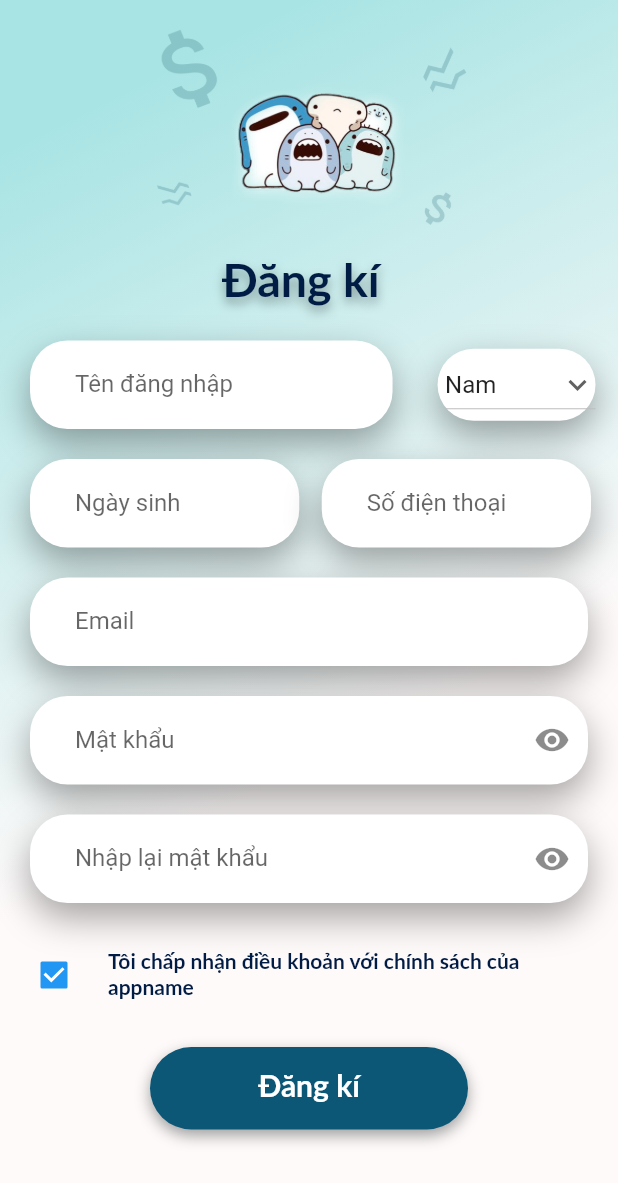
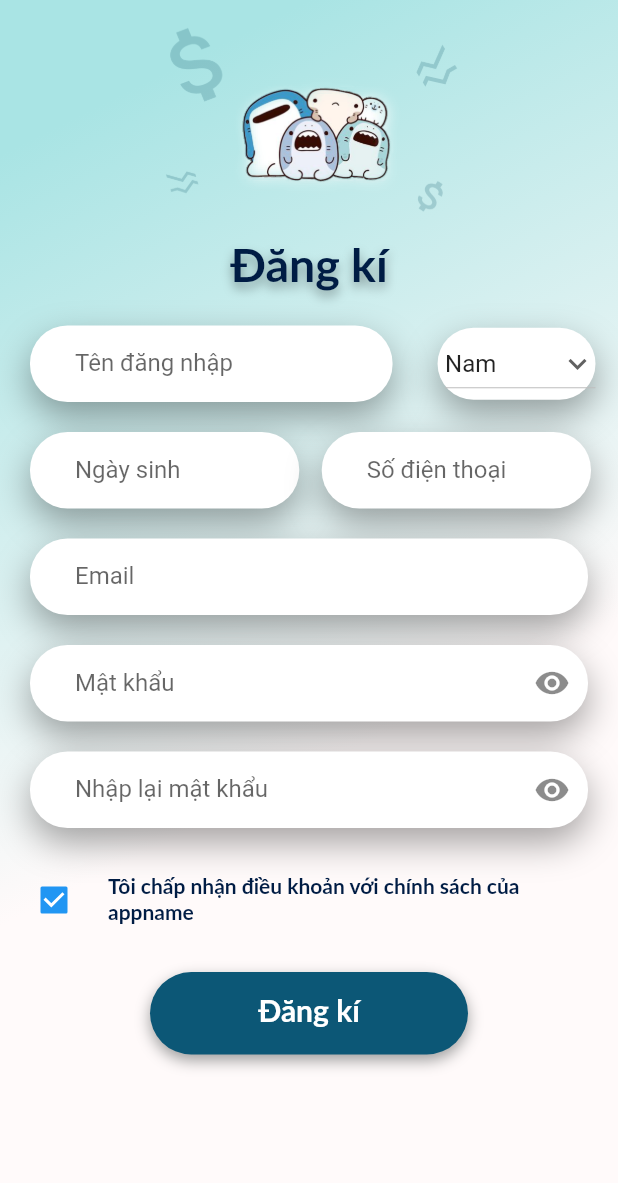
Before and after one commit to K15HKII/BookstoreFlutter, a Flutter app: the ForgotPass screen opened directly, after a tap on "Đăng kí", on a phone screen of 412 x 824 dp. Shown: the top 1183 px of the screen. Run offline on Flutter 3.47's test engine with Material 2 defaults, Android fonts, the phone set to English and light mode, and no system bars.

Commit message:
Upload project

```diff
--- a/lib/ForgotPassPage.dart
+++ b/lib/ForgotPassPage.dart
@@ -140,21 +140,16 @@ class _ForgotPassState extends State<ForgotPass> {
               ],
             ),
           ),
-          Center(
-
-            child:(
-                Image.asset(
-                  'assest/background_image.png', width: 500.0, height: 240.0,
-                )
-            )
-
-
-
-
-
-
-
-          )
+          Container(
+            padding: EdgeInsets.only(left: 25.64, right: 8, top: 32),
+            height: 212,
+            decoration: BoxDecoration(
+              image: DecorationImage(
+                image: AssetImage('assest/background_image.png'),
+                fit: BoxFit.fitHeight,
+              ),
+            ),
+          ),
         ],
 
       )
--- a/lib/RegisterPage.dart
+++ b/lib/RegisterPage.dart
@@ -26,16 +26,31 @@ class _RegistedpageState extends State<Registedpage2> {
                 begin: Alignment.topCenter,
                 colors: [Color(0xffA9E4E4), Color(0xffFFFAFA)])),
         child: Column(
-            crossAxisAlignment: CrossAxisAlignment.start,
-            mainAxisSize: MainAxisSize.max,
-            mainAxisAlignment: MainAxisAlignment.start,
-            children: [
-              Image.asset(
-                'assest/background_image.png',
-                width: 500.0,
-                height: 170.0,
+            children: <Widget>[
+              Container(
+                padding: EdgeInsets.only(left: 17, right: 16.64, top: 10),
+                height: 160,
+                decoration: BoxDecoration(
+                  image: DecorationImage(
+                    image: AssetImage('assest/background_image.png'),
+                    fit: BoxFit.fitHeight,
+                  ),
+                ),
               ),
-              DangKiText,
+              Text(
+                "Đăng kí",
+                style: TextStyle(
+                    color: Color(0xff001C44),
+                    fontSize: 31,
+                    fontFamily: 'Lato',
+                    shadows: <Shadow>[
+                      Shadow(
+                        offset: Offset(0, 4),
+                        blurRadius: 8.0,
+                        color: Color.fromARGB(90, 0, 0, 0),
+                      )
+                    ]),
+              ),
               Padding(
                 padding: EdgeInsets.only(bottom: 20),
               ),
@@ -45,7 +60,7 @@ class _RegistedpageState extends State<Registedpage2> {
                     width: 20,
                   ),
                   Expanded(
-                      child: Container(
+                      child: Container(height: 51,
                     padding: EdgeInsets.only(left: 30),
                     decoration: BoxDecoration(
                         color: Colors.white,
@@ -112,7 +127,7 @@ class _RegistedpageState extends State<Registedpage2> {
                     width: 20,
                   ),
                   Expanded(
-                      child: Container(
+                      child: Container(height: 51,
                     padding: EdgeInsets.only(left: 30),
                     decoration: BoxDecoration(
                         color: Colors.white,
@@ -132,7 +147,7 @@ class _RegistedpageState extends State<Registedpage2> {
                     width: 15,
                   ),
                   Expanded(
-                      child: Container(
+                      child: Container(height: 51,
                     padding: EdgeInsets.only(left: 30),
                     decoration: BoxDecoration(
                         color: Colors.white,
@@ -163,7 +178,7 @@ class _RegistedpageState extends State<Registedpage2> {
                     width: 20,
                   ),
                   Expanded(
-                      child: Container(
+                      child: Container(height: 51,
                     padding: EdgeInsets.only(left: 30),
                     decoration: BoxDecoration(
                         color: Colors.white,
@@ -193,7 +208,7 @@ class _RegistedpageState extends State<Registedpage2> {
                     width: 20,
                   ),
                   Expanded(
-                      child: Container(
+                      child: Container(height: 51,
                     padding: EdgeInsets.only(left: 30),
                     decoration: BoxDecoration(
                         color: Colors.white,
@@ -237,7 +252,7 @@ class _RegistedpageState extends State<Registedpage2> {
                     width: 20,
                   ),
                   Expanded(
-                      child: Container(
+                      child: Container(height: 51,
                     padding: EdgeInsets.only(left: 30),
                     decoration: BoxDecoration(
                         color: Colors.white,
@@ -323,6 +338,7 @@ class _RegistedpageState extends State<Registedpage2> {
                   ),
                 )),
               ),
+
             ]),
       ),
     );
```
